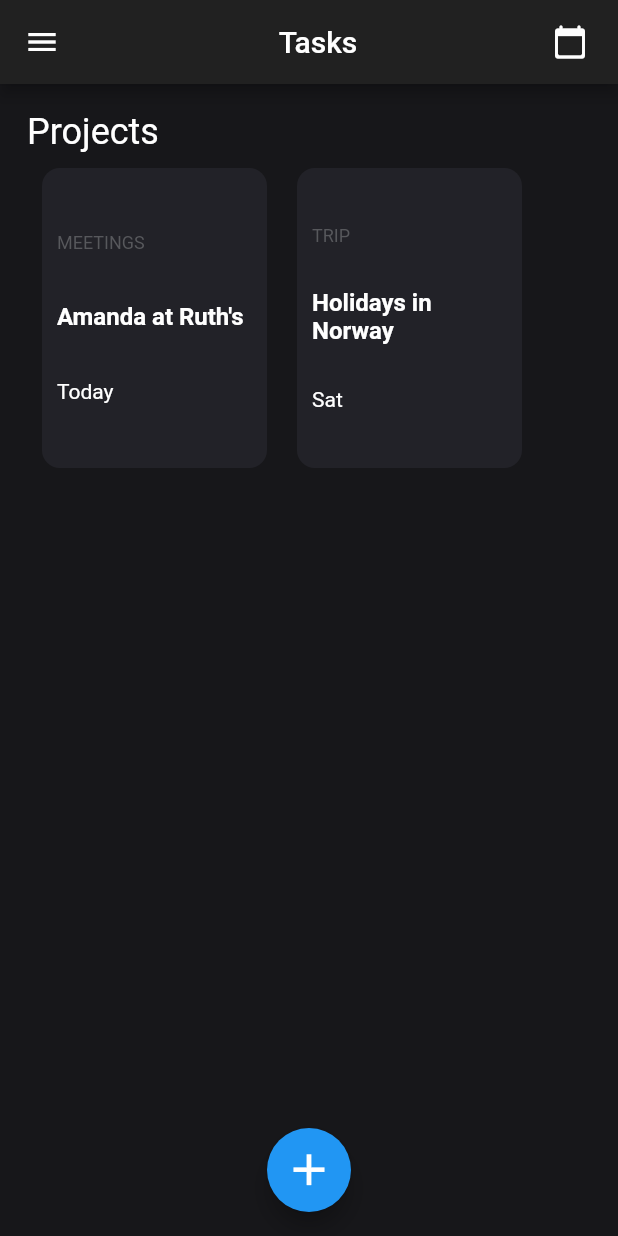
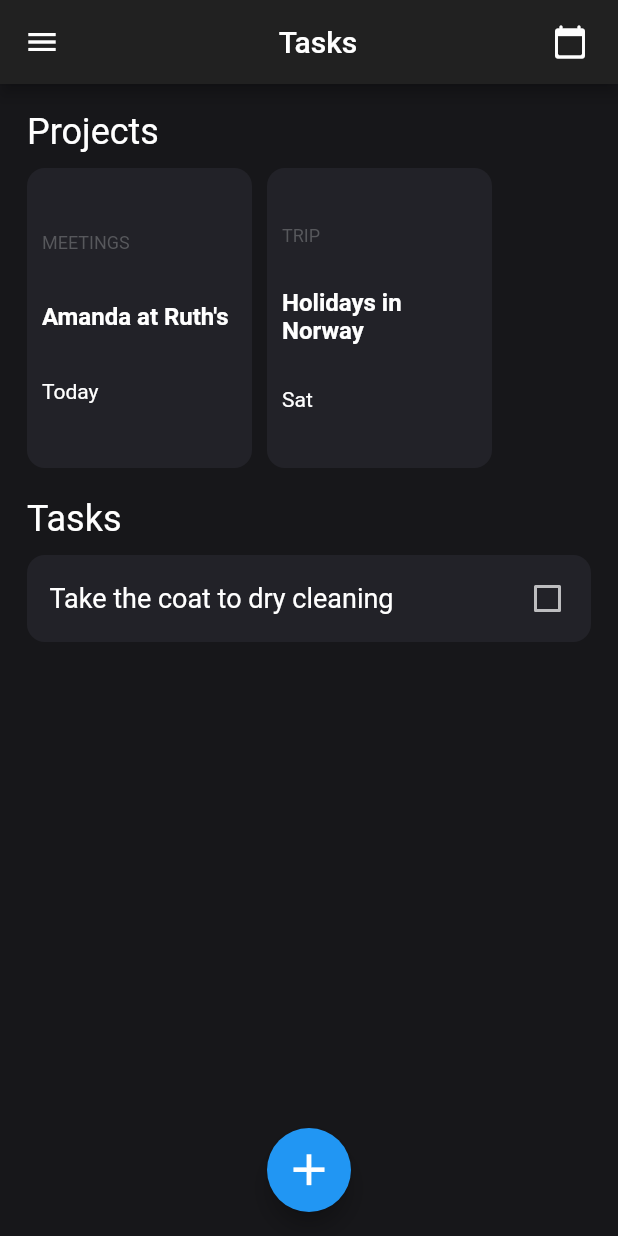
Before and after one commit to IshanDhruv/TasksApp, a Flutter app: the screen it shows once a user with an empty profile is signed in, on a phone screen of 412 x 824 dp. Run offline on Flutter 3.47's test engine with Material 2 defaults, Android fonts, the phone set to English and light mode, and no system bars; drawn by our look-alikes of auto_size_text; our stand-ins replace firebase_auth, firebase_core, google_sign_in; accounts and stored records are empty.

Commit message:
Added tasks card

```diff
--- a/lib/main.dart
+++ b/lib/main.dart
@@ -13,6 +13,7 @@ void main() async {
         scaffoldBackgroundColor: Color(0xff17171a),
         accentColor: Colors.white,
       ),
+      debugShowCheckedModeBanner: false,
       home: Wrapper(),
     ),
   );
--- /dev/null
+++ b/lib/models/task.dart
@@ -0,0 +1,6 @@
+class Task {
+  String title;
+  bool isCompleted;
+
+  Task({this.title, this.isCompleted});
+}
--- a/lib/presentation/home_screen.dart
+++ b/lib/presentation/home_screen.dart
@@ -1,13 +1,22 @@
 import 'package:flutter/cupertino.dart';
 import 'package:flutter/material.dart';
 import 'package:tasks_app/models/project.dart';
+import 'package:tasks_app/models/task.dart';
 import 'package:tasks_app/services/auth.dart';
 import 'package:tasks_app/widgets/project_card.dart';
+import 'package:tasks_app/widgets/task_card.dart';
 
 class HomeScreen extends StatefulWidget {
   @override
   _HomeScreenState createState() => _HomeScreenState();
 }
+
+List<Task> tasks = [
+  Task(
+    title: "Take the coat to dry cleaning",
+    isCompleted: false,
+  )
+];
 
 List<Project> projects = [
   Project(
@@ -83,6 +92,13 @@ class _HomeScreenState extends State<HomeScreen> {
             ),
             SizedBox(height: 10),
             _projectsRow(),
+            SizedBox(height: 20),
+            Text(
+              "Tasks",
+              style: TextStyle(fontSize: 24),
+            ),
+            SizedBox(height: 10),
+            _tasksColumn()
           ],
         ),
       ),
@@ -99,7 +115,7 @@ Widget _projectsRow() {
       itemBuilder: (context, index) {
         Project _project = projects[index];
         return Container(
-          padding: EdgeInsets.symmetric(horizontal: 10),
+          padding: EdgeInsets.only(right: 10),
           child: ProjectCard(
             category: _project.category,
             title: _project.title,
@@ -112,3 +128,15 @@ Widget _projectsRow() {
     ),
   );
 }
+
+Widget _tasksColumn() {
+  return ListView.builder(
+    shrinkWrap: true,
+    itemBuilder: (context, index) {
+      return TaskCard(
+        task: tasks[index],
+      );
+    },
+    itemCount: tasks.length,
+  );
+}
--- /dev/null
+++ b/lib/widgets/task_card.dart
@@ -0,0 +1,49 @@
+import 'package:auto_size_text/auto_size_text.dart';
+import 'package:flutter/material.dart';
+import 'package:tasks_app/models/task.dart';
+
+class TaskCard extends StatefulWidget {
+  final Task task;
+
+  TaskCard({this.task});
+
+  @override
+  _TaskCardState createState() => _TaskCardState();
+}
+
+class _TaskCardState extends State<TaskCard> {
+  Task get task => widget.task;
+
+  @override
+  Widget build(BuildContext context) {
+    return ClipRRect(
+      borderRadius: BorderRadius.circular(12),
+      child: Container(
+        padding: EdgeInsets.all(5),
+        color: Color(0xff222228),
+        child: Container(
+          padding: EdgeInsets.only(left: 10),
+          child: Row(
+            children: [
+              AutoSizeText(
+                task.title,
+                maxLines: 2,
+                minFontSize: 18,
+                maxFontSize: 36,
+              ),
+              Spacer(),
+              Checkbox(
+                value: task.isCompleted,
+                onChanged: (value) {
+                  setState(() {
+                    task.isCompleted = value;
+                  });
+                },
+              )
+            ],
+          ),
+        ),
+      ),
+    );
+  }
+}
```
